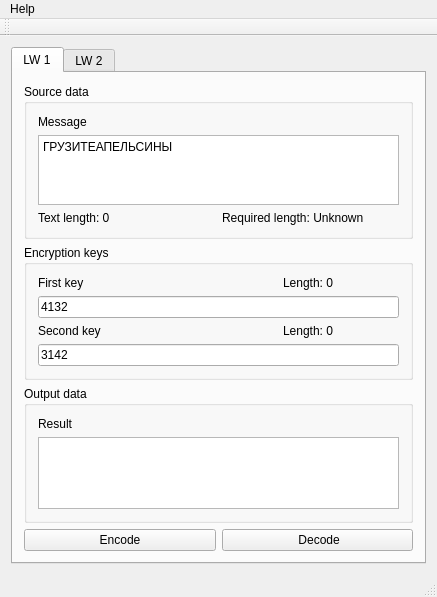
First picture: the form in mainwindow.ui, repository volodymyrrudyi/information_defense, before the edit.
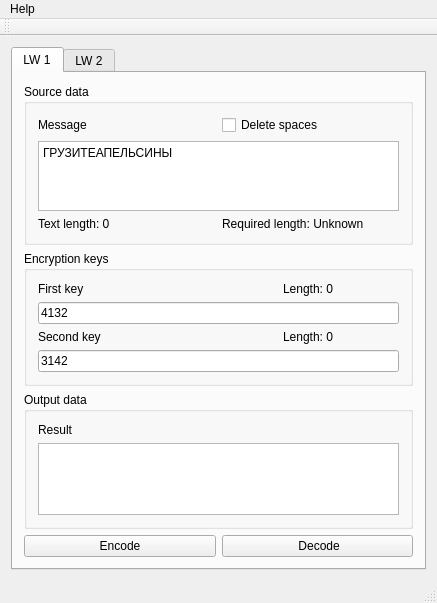
Second picture: the form after the edit.

Commit message: Added space removal

The edit to the form file:
```diff
--- a/mainwindow.ui
+++ b/mainwindow.ui
@@ -78,6 +78,13 @@
              </property>
             </widget>
            </item>
+           <item row="0" column="2">
+            <widget class="QCheckBox" name="checkRemoveSpaces">
+             <property name="text">
+              <string>Delete spaces</string>
+             </property>
+            </widget>
+           </item>
           </layout>
          </widget>
         </item>
```
Left out of the diff: 2 changed lines with no effect on the pictures. The commit also changes 2 other files.
